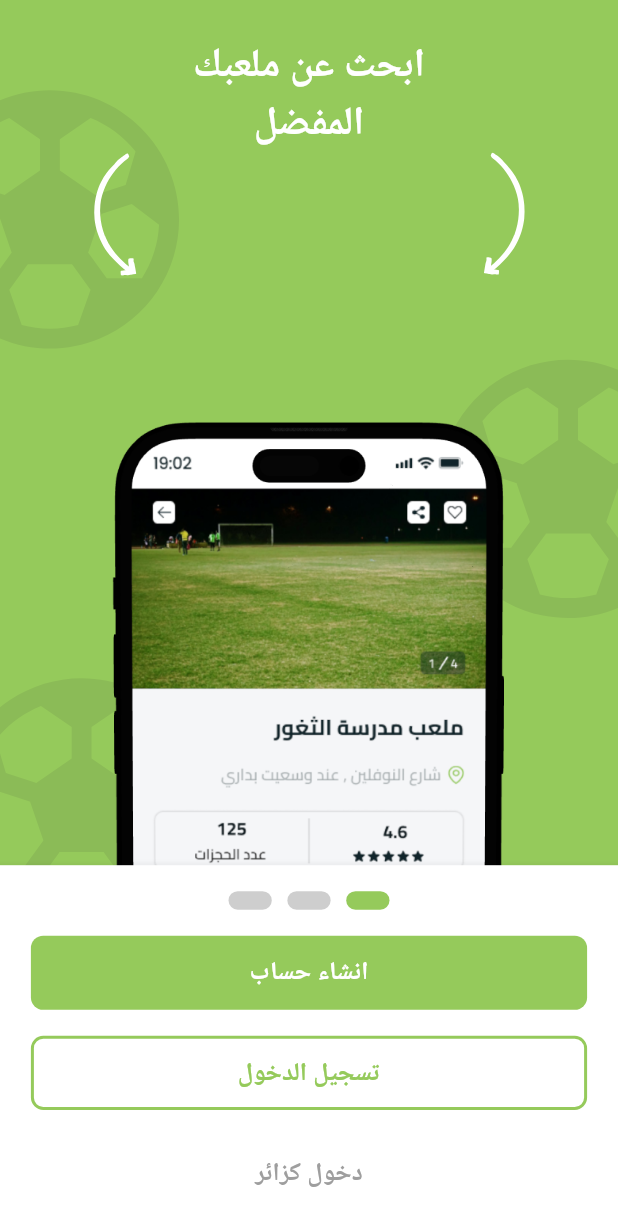
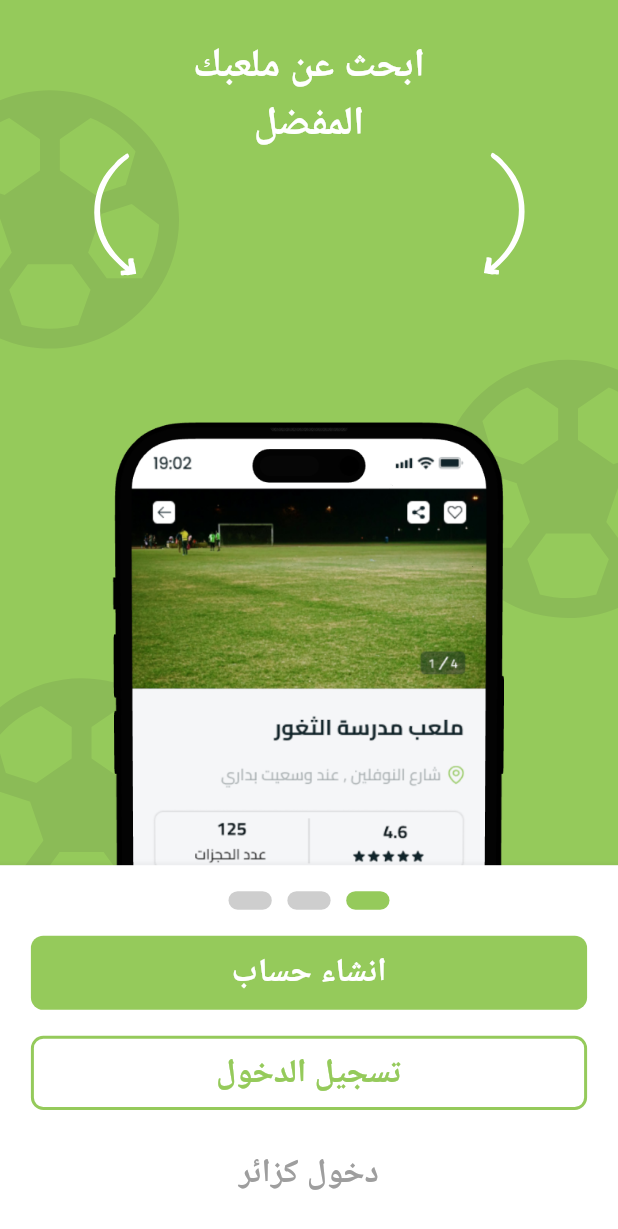
Before and after one commit to WissamAlmsalati/spor_app, a Flutter app: the screen it shows after launch, on a phone screen of 412 x 824 dp. Shown: the top 1229 px of the screen. Run offline on Flutter 3.47's test engine with Material 3 defaults, Android fonts, the phone set to English and light mode, and no system bars; drawn by our look-alikes of card_swiper; our stand-ins replace bloc, carousel_slider, connectivity_plus, dotted_border, equatable, flutter_bloc and 17 more; missing offline and left inert: qr_code_scanner; network calls fail; Roboto replaces fonts that are missing (Cairo).

Commit message:
Your commit message here

```diff
--- a/lib/views/auth/widgets/coustom_button.dart
+++ b/lib/views/auth/widgets/coustom_button.dart
@@ -22,6 +22,7 @@ class CustomButton extends StatelessWidget {
   final Color? loadingColor;
   final double? loadingSize;
   final  bool?  isDisabled;
+  final TextStyle? style;
 
   const CustomButton({
     super.key,
@@ -38,7 +39,7 @@ class CustomButton extends StatelessWidget {
     this.brWidth,
     this.isLoading = false,
     this.loadingColor,
-    this.loadingSize, this.isDisabled,
+    this.loadingSize, this.isDisabled, this.style,
   }) : assert(hasBorder == false || borderColor != null);
 
   @override
@@ -61,11 +62,9 @@ class CustomButton extends StatelessWidget {
             : Center(
                 child: Text(
                   text,
-                  style: TextStyle(
-                    fontSize: textSize ?? 20,
-                    fontWeight: fontWeight,
+                  style:Theme.of(context).textTheme.headlineMedium?.copyWith(
                     color: textColor,
-                  ),
+                  )
                 ),
               ),
       ),
--- a/lib/views/onBoarding/on_boarding.dart
+++ b/lib/views/onBoarding/on_boarding.dart
@@ -7,7 +7,6 @@ import 'package:sport/app/app_cubits.dart';
 import 'package:sport/utilits/responsive.dart';
 import 'package:sport/utilits/secure_data.dart';
 import '../../app/app_packges.dart';
-import '../../app/status_bar_color.dart';
 import '../../controller/onboarding_cubit/onboarding_cubit.dart';
 import '../../utilits/constants.dart';
 import '../auth/widgets/coustom_button.dart';
@@ -38,8 +37,13 @@ class OnboardingScreen extends StatelessWidget {
 
   @override
   Widget build(BuildContext context) {
-
-    setStatusBarColor(Constants.mainColor);
+    // Ensure this runs after the first frame is rendered
+    WidgetsBinding.instance?.addPostFrameCallback((_) {
+      SystemChrome.setSystemUIOverlayStyle(SystemUiOverlayStyle(
+        statusBarColor: Constants.txtColor, // Set your desired color
+        statusBarIconBrightness: Brightness.light, // Change based on your color
+      ));
+    });
 
     return BlocProvider(
       create: (BuildContext context) {
@@ -164,7 +168,7 @@ class OnboardingScreen extends StatelessWidget {
                           borderColor: Constants.mainColor,
                           height: Responsive.screenHeight(context) * 0.060,
                           onPress: () {
-                            Navigator.pushNamed(context, '/login' );
+                            Navigator.pushNamed(context, '/login');
                           },
                           textColor: Constants.mainColor,
                           hasBorder: true,
--- a/lib/views/stadium/screens/widget/favorite_staduim.dart
+++ b/lib/views/stadium/screens/widget/favorite_staduim.dart
@@ -1,13 +1,6 @@
 import 'package:flutter/material.dart';
 import 'package:flutter_bloc/flutter_bloc.dart';
 import 'package:shimmer/shimmer.dart';
-import 'package:sport/utilits/loading_animation.dart';
-import 'package:sport/views/auth/widgets/coustom_button.dart';
-import 'package:sport/views/search_screen/widget/HorizontalCalendar.dart';
-import 'package:sport/views/search_screen/widget/session_list.dart';
-import 'package:sport/views/search_screen/widget/staduim_photo_stack.dart';
-import 'package:sport/views/search_screen/widget/staduim_rating.dart';
-import 'package:sport/views/stadium/screens/widget/comments_widget.dart';
 import '../../../../app/app_packges.dart';
 import '../../../search_screen/staduim_screen.dart';
 
@@ -202,7 +195,6 @@ class StadiumBoxWidget extends StatelessWidget {
             borderRadius: BorderRadius.circular(Responsive.screenWidth(context) * 0.04),
           ),
           child: Column(
-            mainAxisAlignment: MainAxisAlignment.spaceEvenly,
             crossAxisAlignment: CrossAxisAlignment.start,
             children: [
               Stack(
@@ -255,7 +247,7 @@ class StadiumBoxWidget extends StatelessWidget {
                 child: Text(
                   isAvailable ? 'متوفر للحجز' : 'غير متوفر للحجز',
                   style:isAvailable?  Theme.of(context).textTheme.bodySmall?.copyWith(color: Constants.mainColor  ):
-                  Theme.of(context).textTheme.bodySmall?.copyWith(color: Colors.red  ),
+                  Theme.of(context).textTheme.bodyLarge?.copyWith(color: Colors.red  ),
                 ),
               ),
             ],
```
